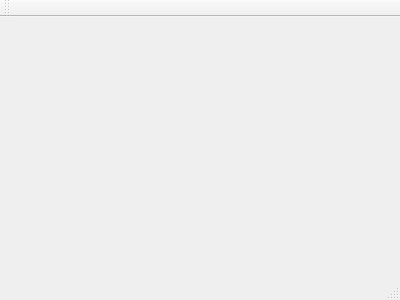
Qt form 003/mainwindow.ui (huruitong/Qt) before a commit.
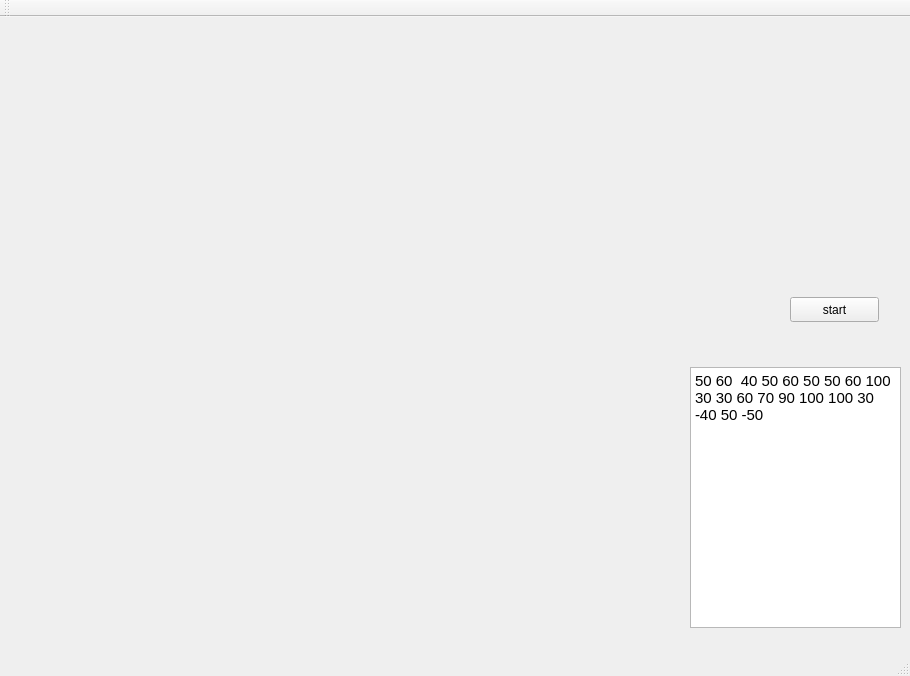
The same form after that commit.

What changed in the file:
```diff
--- a/003/mainwindow.ui
+++ b/003/mainwindow.ui
@@ -1,24 +1,70 @@
 <ui version="4.0">
  <class>MainWindow</class>
- <widget class="QMainWindow" name="MainWindow" >
-  <property name="geometry" >
+ <widget class="QMainWindow" name="MainWindow">
+  <property name="geometry">
    <rect>
     <x>0</x>
     <y>0</y>
-    <width>400</width>
-    <height>300</height>
+    <width>910</width>
+    <height>676</height>
    </rect>
   </property>
   <property name="windowTitle" >
    <string>MainWindow</string>
   </property>
-  <widget class="QMenuBar" name="menuBar" />
-  <widget class="QToolBar" name="mainToolBar" />
-  <widget class="QWidget" name="centralWidget" />
-  <widget class="QStatusBar" name="statusBar" />
+  <widget class="QWidget" name="centralWidget">
+   <widget class="QTextEdit" name="textEdit">
+    <property name="geometry">
+     <rect>
+      <x>690</x>
+      <y>350</y>
+      <width>211</width>
+      <height>261</height>
+     </rect>
+    </property>
+    <property name="html">
+     <string>&lt;!DOCTYPE HTML PUBLIC &quot;-//W3C//DTD HTML 4.0//EN&quot; &quot;http://www.w3.org/TR/REC-html40/strict.dtd&quot;&gt;
+&lt;html&gt;&lt;head&gt;&lt;meta name=&quot;qrichtext&quot; content=&quot;1&quot; /&gt;&lt;style type=&quot;text/css&quot;&gt;
+p, li { white-space: pre-wrap; }
+&lt;/style&gt;&lt;/head&gt;&lt;body style=&quot; font-family:'Ubuntu'; font-size:11pt; font-weight:400; font-style:normal;&quot;&gt;
+&lt;p style=&quot; margin-top:0px; margin-bottom:0px; margin-left:0px; margin-right:0px; -qt-block-indent:0; text-indent:0px;&quot;&gt;50 60  40 50 60 50 50 60 100 30 30 60 70 90 100 100 30 -40 50 -50&lt;/p&gt;&lt;/body&gt;&lt;/html&gt;</string>
+    </property>
+   </widget>
+   <widget class="QPushButton" name="pushButton">
+    <property name="geometry">
+     <rect>
+      <x>790</x>
+      <y>280</y>
+      <width>89</width>
+      <height>25</height>
+     </rect>
+    </property>
+    <property name="text">
+     <string>start</string>
+    </property>
+   </widget>
+  </widget>
+  <widget class="QMenuBar" name="menuBar">
+   <property name="geometry">
+    <rect>
+     <x>0</x>
+     <y>0</y>
+     <width>910</width>
+     <height>28</height>
+    </rect>
+   </property>
+  </widget>
+  <widget class="QToolBar" name="mainToolBar">
+   <attribute name="toolBarArea">
+    <enum>TopToolBarArea</enum>
+   </attribute>
+   <attribute name="toolBarBreak">
+    <bool>false</bool>
+   </attribute>
+  </widget>
+  <widget class="QStatusBar" name="statusBar"/>
  </widget>
- <layoutDefault spacing="6" margin="11" />
- <pixmapfunction></pixmapfunction>
+ <layoutdefault spacing="6" margin="11"/>
  <resources/>
  <connections/>
 </ui>
```
Left out of the diff: 3 changed lines with no effect on the pictures.
